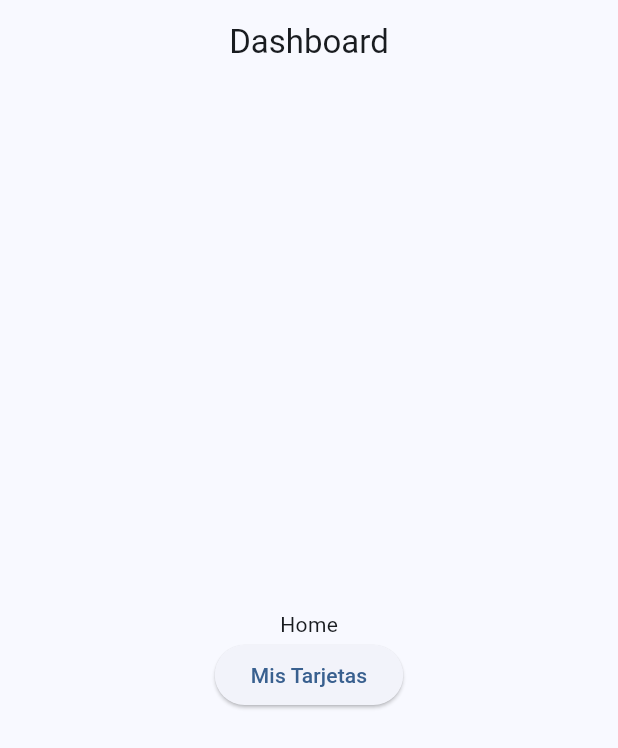
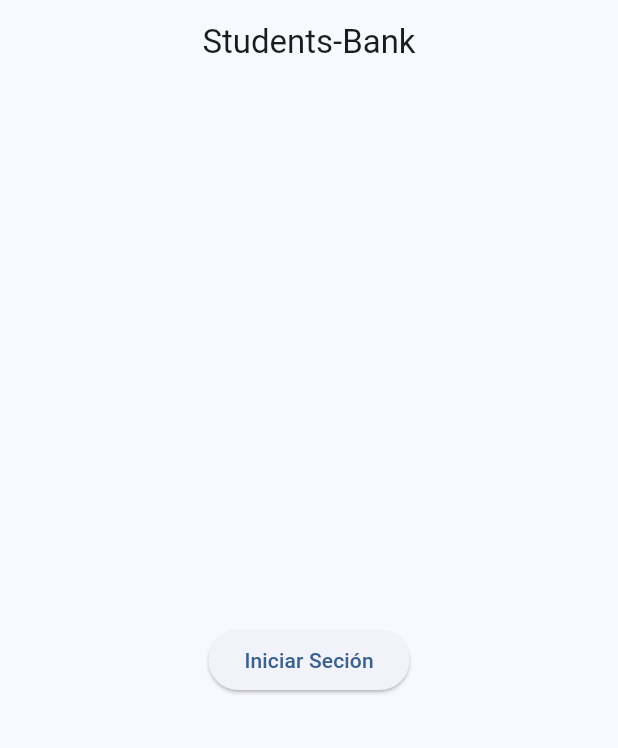
Before and after one commit to JesusArmandoSanchezTee/StudyBank, a Flutter app: the screen it shows after launch, on a phone screen of 412 x 824 dp. Shown: the top 748 px of the screen. Run offline on Flutter 3.47's test engine with Material 3 defaults, Android fonts, the phone set to English and light mode, and no system bars.

```diff
--- /dev/null
+++ b/lib/core/pesentation/screens/index.dart
@@ -0,0 +1,3 @@
+export 'package:studybank/core/pesentation/screens/home.dart';
+export 'package:studybank/core/pesentation/screens/login.dart';
+export 'package:studybank/core/pesentation/screens/mis_tarjetas.dart';
--- /dev/null
+++ b/lib/core/pesentation/screens/login.dart
@@ -0,0 +1,27 @@
+import 'package:flutter/material.dart';
+
+class LoginPage extends StatefulWidget {
+  const LoginPage({super.key});
+
+  @override
+  State<LoginPage> createState() => _LoginPageState();
+}
+
+class _LoginPageState extends State<LoginPage> {
+  @override
+  Widget build(BuildContext context) {
+    return Scaffold(
+      appBar: AppBar(
+        title: const Text('Students-Bank'),
+        centerTitle: true,
+      ),
+      body: Center(
+          child: ElevatedButton(
+              onPressed: () {
+                // pushReplacementNamed lo que hace es que destruye la ruta para que no podamos volver a esta ruta
+                Navigator.pushReplacementNamed(context, "/home");
+              },
+              child: const Text('Iniciar Seción'))),
+    );
+  }
+}
--- a/lib/main.dart
+++ b/lib/main.dart
@@ -1,11 +1,17 @@
 import 'package:flutter/material.dart';
-import 'package:studybank/core/pesentation/screens/home.dart';
-import 'package:studybank/core/pesentation/screens/mis_tarjetas.dart';
+import 'package:studybank/core/pesentation/screens/index.dart';
 
-void main() => runApp(const MyApp());
+void main() => runApp(MyApp());
 
 class MyApp extends StatelessWidget {
-  const MyApp({super.key});
+  MyApp({super.key});
+
+  final _router = {
+    //Logica de routeo para las vistas de la app
+    '/': (context) => const LoginPage(),
+    '/home': (context) => const Home(),
+    '/mistarjetas': (context) => const MisTarjetas(),
+  };
 
   @override
   Widget build(BuildContext context) {
@@ -16,11 +22,7 @@ class MyApp extends StatelessWidget {
         colorSchemeSeed: Colors.blue.shade600,
       ),
       initialRoute: '/',
-      routes: {
-        //Logica de routeo para las vistas
-        '/': (context) => const Home(),
-        '/mistarjetas':(context) => const MisTarjetas()
-      },
+      routes: _router,
     );
   }
 }
```
Also changed, not shown: lib/core/pesentation/screens/home.dart (+42 -4 lines), assets/images/avatar.png (added), 1 other file.
